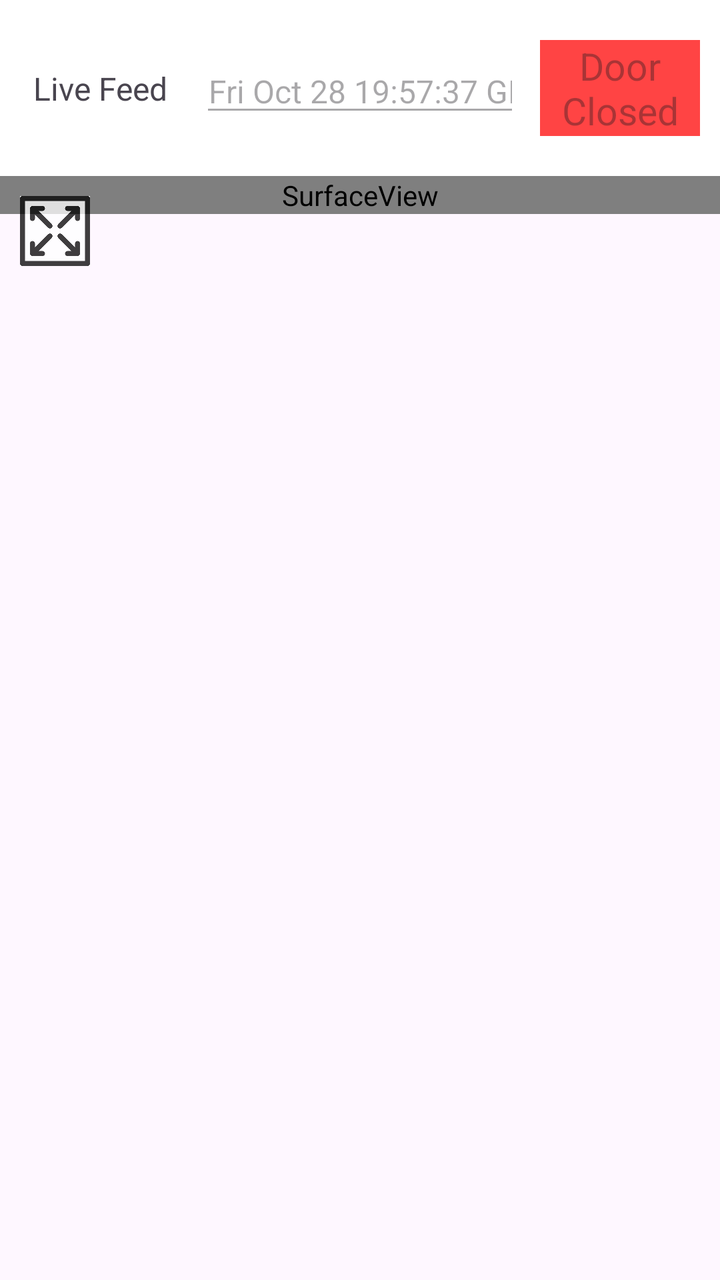
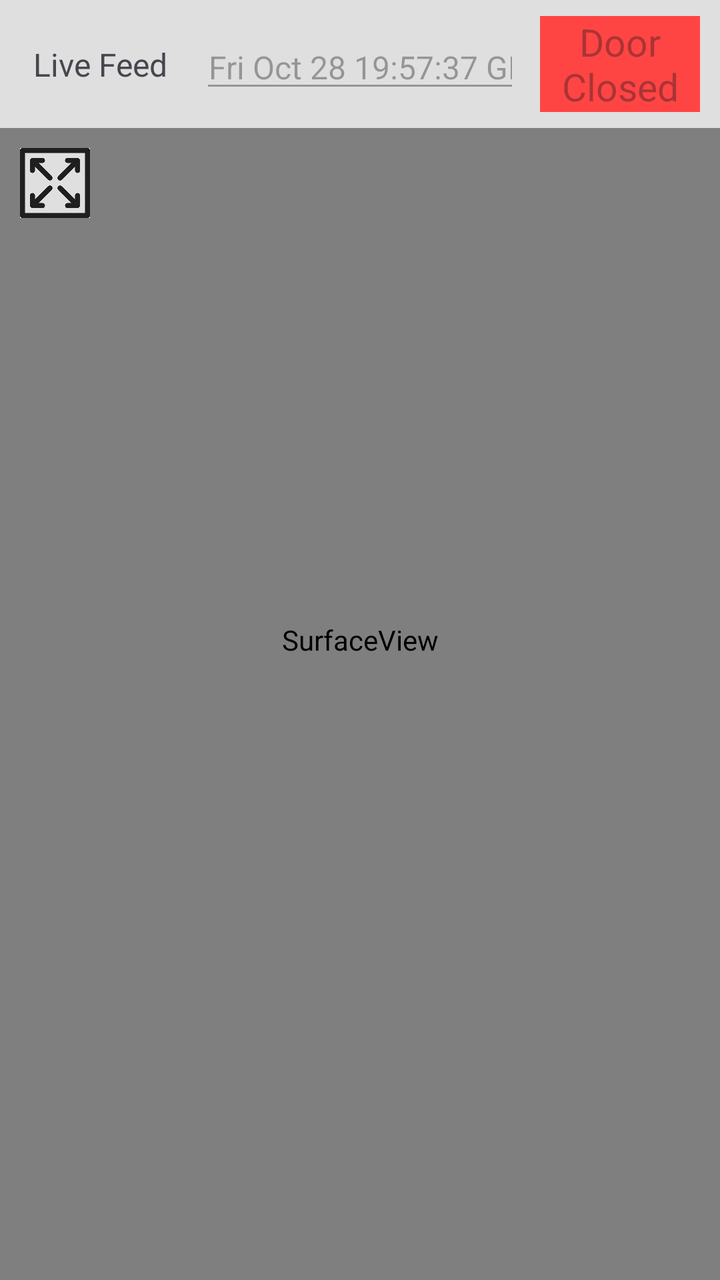

Two renders of the same Android screen: before a commit and after it. Below are the layout's source before the change and the commit's diff.
<!-- AndroidManifest.xml: application theme Theme.Knockly -->
<!-- res/layout/fragment_live_feed.xml -->
<?xml version="1.0" encoding="utf-8"?>
<androidx.constraintlayout.widget.ConstraintLayout xmlns:android="http://schemas.android.com/apk/res/android"
    xmlns:app="http://schemas.android.com/apk/res-auto"
    xmlns:tools="http://schemas.android.com/tools"
    android:id="@+id/LiveFeedFrame"
    android:layout_width="match_parent"
    android:layout_height="match_parent"
    android:layout_centerInParent="false"
    android:layout_margin="5dp"
    android:layout_marginHorizontal="5dp"
    android:layout_marginVertical="5dp"
    android:addStatesFromChildren="true"
    android:animateLayoutChanges="true"
    android:clipChildren="false"
    android:clipToPadding="false"
    android:fadingEdge="horizontal|vertical"
    android:fitsSystemWindows="true"
    tools:context=".indvDoorbellPage.LiveFeedFragment">

    <androidx.appcompat.widget.Toolbar
        android:id="@+id/toolbar"
        android:layout_width="0dp"
        android:layout_height="wrap_content"
        android:background="@color/white"
        android:minHeight="?attr/actionBarSize"
        android:theme="@style/Base.Theme.Knockly"
        app:contentInsetStart="0dp"
        app:layout_constraintEnd_toEndOf="parent"
        app:layout_constraintStart_toStartOf="parent"
        app:layout_constraintTop_toTopOf="parent"
        app:layout_constraintVertical_chainStyle="packed"
        app:layout_constraintVertical_weight="1">

        <androidx.constraintlayout.widget.ConstraintLayout
            android:id="@+id/ToolbarLayout"
            android:layout_width="match_parent"
            android:layout_height="match_parent">

            <TextView
                android:id="@+id/textView"
                android:layout_width="0dp"
                android:layout_height="wrap_content"
                android:layout_marginStart="10dp"
                android:layout_marginTop="20dp"
                android:layout_marginEnd="5dp"
                android:layout_marginBottom="20dp"
                android:autoSizeTextType="uniform"
                android:autoText="true"
                android:clickable="false"
                android:contextClickable="false"
                android:cursorVisible="false"
                android:defaultFocusHighlightEnabled="false"
                android:text="Live Feed"
                android:textAlignment="center"
                android:textSize="16sp"
                app:layout_constraintBottom_toBottomOf="parent"
                app:layout_constraintEnd_toStartOf="@+id/editTextDate"
                app:layout_constraintHorizontal_weight="1"
                app:layout_constraintStart_toStartOf="parent"
                app:layout_constraintTop_toTopOf="parent" />

            <EditText
                android:id="@+id/editTextDate"
                style="@style/Widget.AppCompat.EditText"
                android:layout_width="0dp"
                android:layout_height="wrap_content"
                android:layout_marginStart="5dp"
                android:layout_marginTop="10dp"
                android:layout_marginEnd="5dp"
                android:layout_marginBottom="10dp"
                android:autoSizeTextType="uniform"
                android:clickable="false"
                android:contextClickable="false"
                android:cursorVisible="false"
                android:defaultFocusHighlightEnabled="false"
                android:ems="10"
                android:enabled="false"
                android:focusableInTouchMode="false"
                android:inputType="date"
                android:text="Fri Oct 28 19:57:37 GMT"
                android:textAlignment="center"
                android:textSize="16sp"
                app:layout_constraintBottom_toBottomOf="parent"
                app:layout_constraintEnd_toStartOf="@+id/toggleButton"
                app:layout_constraintHorizontal_weight="2"
                app:layout_constraintStart_toEndOf="@+id/textView"
                app:layout_constraintTop_toTopOf="parent" />

            <ToggleButton
                android:id="@+id/toggleButton"
                style="@style/Theme.Knockly"
                android:layout_width="0dp"
                android:layout_height="wrap_content"
                android:layout_marginStart="5dp"
                android:layout_marginTop="20dp"
                android:layout_marginEnd="10dp"
                android:layout_marginBottom="20dp"
                android:autoSizeTextType="uniform"
                android:autoText="true"
                android:background="@android:color/holo_red_light"
                android:checked="false"
                android:enabled="false"
                android:linksClickable="false"
                android:longClickable="false"
                android:selectAllOnFocus="false"
                android:singleLine="false"
                android:text="Door Status"
                android:textAlignment="center"
                android:textAllCaps="false"
                android:textOff="Door Closed"
                android:textOn="Door Open"
                android:textSize="10sp"
                app:flow_wrapMode="aligned"
                app:layout_constraintBottom_toBottomOf="parent"
                app:layout_constraintEnd_toEndOf="parent"
                app:layout_constraintHorizontal_bias="0.0"
                app:layout_constraintHorizontal_weight="1"
                app:layout_constraintStart_toEndOf="@+id/editTextDate"
                app:layout_constraintTop_toTopOf="parent"
                app:layout_wrapBehaviorInParent="included" />

        </androidx.constraintlayout.widget.ConstraintLayout>

    </androidx.appcompat.widget.Toolbar>

    <androidx.constraintlayout.widget.Guideline
        android:id="@+id/guideline"
        android:layout_width="wrap_content"
        android:layout_height="wrap_content"
        android:orientation="horizontal"
        app:layout_constraintGuide_begin="64dp" />

    <androidx.constraintlayout.widget.ConstraintLayout
        android:id="@+id/FeedLayout"
        android:layout_width="match_parent"
        android:layout_height="wrap_content"
        app:layout_constraintBottom_toBottomOf="parent"
        app:layout_constraintEnd_toEndOf="parent"
        app:layout_constraintHorizontal_bias="0.0"
        app:layout_constraintStart_toStartOf="parent"
        app:layout_constraintTop_toBottomOf="@+id/toolbar"
        app:layout_constraintVertical_bias="0.0"
        app:layout_constraintVertical_weight="15">

        <SurfaceView
            android:id="@+id/feedView"
            android:layout_width="match_parent"
            android:layout_height="match_parent"
            android:fadingEdge="horizontal|vertical"
            android:fitsSystemWindows="true"
            app:chainUseRtl="true"
            app:layout_constraintBottom_toBottomOf="parent"
            app:layout_constraintEnd_toEndOf="parent"
            app:layout_constraintStart_toStartOf="parent"
            app:layout_constraintTop_toTopOf="parent"
            app:layout_constraintVertical_bias="0.0" />

        <ImageButton
            android:id="@+id/changeViewButton"
            android:layout_width="0dp"
            android:layout_height="35dp"
            android:layout_marginStart="10dp"
            android:layout_marginTop="10dp"
            android:adjustViewBounds="true"
            android:alpha="0.75"
            android:background="@color/white"
            android:backgroundTint="@color/white"
            android:clickable="true"
            android:fitsSystemWindows="true"
            android:focusableInTouchMode="true"
            android:foregroundTint="@color/white"
            android:hapticFeedbackEnabled="true"
            android:scaleType="fitXY"
            android:src="@drawable/fullscreen_arrows"
            app:layout_constraintBottom_toBottomOf="@+id/feedView"
            app:layout_constraintDimensionRatio="1:1"
            app:layout_constraintEnd_toEndOf="@+id/feedView"
            app:layout_constraintHorizontal_bias="0.0"
            app:layout_constraintStart_toStartOf="@+id/feedView"
            app:layout_constraintTop_toTopOf="@+id/feedView"
            app:layout_constraintVertical_bias="0.0" />

    </androidx.constraintlayout.widget.ConstraintLayout>

</androidx.constraintlayout.widget.ConstraintLayout>
<!-- resources referenced by this layout -->
<resources>
  <color name="white">#FFFFFFFF</color>
  <!-- drawable fullscreen_arrows: png bitmap (drawable, 9234 bytes) -->
  <style name="Base.Theme.Knockly" parent="Theme.Material3.DayNight.NoActionBar">
          
          <item name="colorPrimary">@color/colorPrimary</item>
          <item name="colorSecondary">@color/colorSecondary</item>
      </style>
  <style name="Theme.Knockly" parent="Base.Theme.Knockly" />
  <color name="colorPrimary">#104862</color>
  <color name="colorSecondary">#EDEDED</color>
</resources>

<!-- the commit's change to res/layout/fragment_live_feed.xml (unified diff, before → after) -->
@@ -6,9 +6,6 @@
     android:layout_width="match_parent"
     android:layout_height="match_parent"
     android:layout_centerInParent="false"
-    android:layout_margin="5dp"
-    android:layout_marginHorizontal="5dp"
-    android:layout_marginVertical="5dp"
     android:addStatesFromChildren="true"
     android:animateLayoutChanges="true"
     android:clipChildren="false"
@@ -17,111 +14,116 @@
     android:fitsSystemWindows="true"
     tools:context=".indvDoorbellPage.LiveFeedFragment">
 
+    <SurfaceView
+        android:id="@+id/feedView"
+        android:layout_width="match_parent"
+        android:layout_height="match_parent"
+        android:fadingEdge="horizontal|vertical"
+        android:fitsSystemWindows="false"
+        app:chainUseRtl="true"
+        app:layout_constraintBottom_toBottomOf="parent"
+        app:layout_constraintEnd_toEndOf="parent"
+        app:layout_constraintStart_toStartOf="parent"
+        app:layout_constraintTop_toTopOf="parent" />
+
     <androidx.appcompat.widget.Toolbar
         android:id="@+id/toolbar"
-        android:layout_width="0dp"
+        android:layout_width="match_parent"
         android:layout_height="wrap_content"
+        android:alpha="0.75"
         android:background="@color/white"
         android:minHeight="?attr/actionBarSize"
         android:theme="@style/Base.Theme.Knockly"
-        app:contentInsetStart="0dp"
+        app:layout_constraintBottom_toBottomOf="@+id/feedView"
         app:layout_constraintEnd_toEndOf="parent"
         app:layout_constraintStart_toStartOf="parent"
         app:layout_constraintTop_toTopOf="parent"
+        app:layout_constraintVertical_bias="0.0"
         app:layout_constraintVertical_chainStyle="packed"
-        app:layout_constraintVertical_weight="1">
+        app:layout_constraintVertical_weight="1" />
 
-        <androidx.constraintlayout.widget.ConstraintLayout
-            android:id="@+id/ToolbarLayout"
-            android:layout_width="match_parent"
-            android:layout_height="match_parent">
+    <EditText
+        android:id="@+id/editTextDate"
+        style="@style/Widget.AppCompat.EditText"
+        android:layout_width="0dp"
+        android:layout_height="wrap_content"
+        android:layout_marginStart="5dp"
+        android:layout_marginTop="10dp"
+        android:layout_marginEnd="5dp"
+        android:layout_marginBottom="10dp"
+        android:autoSizeTextType="uniform"
+        android:clickable="false"
+        android:contextClickable="false"
+        android:cursorVisible="false"
+        android:defaultFocusHighlightEnabled="false"
+        android:ems="10"
+        android:enabled="false"
+        android:focusableInTouchMode="false"
+        android:inputType="date"
+        android:text="Fri Oct 28 19:57:37 GMT"
+        android:textAlignment="center"
+        android:textSize="16sp"
+        app:layout_constraintBottom_toBottomOf="@+id/toolbar"
+        app:layout_constraintEnd_toStartOf="@+id/toggleButton"
+        app:layout_constraintHorizontal_weight="2"
+        app:layout_constraintStart_toEndOf="@+id/textView"
+        app:layout_constraintTop_toTopOf="@+id/toolbar" />
 
-            <TextView
-                android:id="@+id/textView"
-                android:layout_width="0dp"
-                android:layout_height="wrap_content"
-                android:layout_marginStart="10dp"
-                android:layout_marginTop="20dp"
-                android:layout_marginEnd="5dp"
-                android:layout_marginBottom="20dp"
-                android:autoSizeTextType="uniform"
-                android:autoText="true"
-                android:clickable="false"
-                android:contextClickable="false"
-                android:cursorVisible="false"
-                android:defaultFocusHighlightEnabled="false"
-                android:text="Live Feed"
-                android:textAlignment="center"
-                android:textSize="16sp"
-                app:layout_constraintBottom_toBottomOf="parent"
-                app:layout_constraintEnd_toStartOf="@+id/editTextDate"
-                app:layout_constraintHorizontal_weight="1"
-                app:layout_constraintStart_toStartOf="parent"
-                app:layout_constraintTop_toTopOf="parent" />
+    <ToggleButton
+        android:id="@+id/toggleButton"
+        style="@style/Theme.Knockly"
+        android:layout_width="0dp"
+        android:layout_height="wrap_content"
+        android:layout_marginStart="5dp"
+        android:layout_marginTop="20dp"
+        android:layout_marginEnd="10dp"
+        android:layout_marginBottom="20dp"
+        android:autoSizeTextType="uniform"
+        android:autoText="true"
+        android:background="@android:color/holo_red_light"
+        android:checked="false"
+        android:enabled="false"
+        android:linksClickable="false"
+        android:longClickable="false"
+        android:selectAllOnFocus="false"
+        android:singleLine="false"
+        android:text="Door Status"
+        android:textAlignment="center"
+        android:textAllCaps="false"
+        android:textOff="Door Closed"
+        android:textOn="Door Open"
+        android:textSize="10sp"
+        app:flow_wrapMode="aligned"
+        app:layout_constraintBottom_toBottomOf="@+id/toolbar"
+        app:layout_constraintEnd_toEndOf="@+id/toolbar"
+        app:layout_constraintHorizontal_bias="0.0"
+        app:layout_constraintHorizontal_weight="1"
+        app:layout_constraintStart_toEndOf="@+id/editTextDate"
+        app:layout_constraintTop_toTopOf="@+id/toolbar"
+        app:layout_wrapBehaviorInParent="included" />
 
-            <EditText
-                android:id="@+id/editTextDate"
-                style="@style/Widget.AppCompat.EditText"
-                android:layout_width="0dp"
-                android:layout_height="wrap_content"
-                android:layout_marginStart="5dp"
-                android:layout_marginTop="10dp"
-                android:layout_marginEnd="5dp"
-                android:layout_marginBottom="10dp"
-                android:autoSizeTextType="uniform"
-                android:clickable="false"
-                android:contextClickable="false"
-                android:cursorVisible="false"
-                android:defaultFocusHighlightEnabled="false"
-                android:ems="10"
-                android:enabled="false"
-                android:focusableInTouchMode="false"
-                android:inputType="date"
-                android:text="Fri Oct 28 19:57:37 GMT"
-                android:textAlignment="center"
-                android:textSize="16sp"
-                app:layout_constraintBottom_toBottomOf="parent"
-                app:layout_constraintEnd_toStartOf="@+id/toggleButton"
-                app:layout_constraintHorizontal_weight="2"
-                app:layout_constraintStart_toEndOf="@+id/textView"
-                app:layout_constraintTop_toTopOf="parent" />
-
-            <ToggleButton
-                android:id="@+id/toggleButton"
-                style="@style/Theme.Knockly"
-                android:layout_width="0dp"
-                android:layout_height="wrap_content"
-                android:layout_marginStart="5dp"
-                android:layout_marginTop="20dp"
-                android:layout_marginEnd="10dp"
-                android:layout_marginBottom="20dp"
-                android:autoSizeTextType="uniform"
-                android:autoText="true"
-                android:background="@android:color/holo_red_light"
-                android:checked="false"
-                android:enabled="false"
-                android:linksClickable="false"
-                android:longClickable="false"
-                android:selectAllOnFocus="false"
-                android:singleLine="false"
-                android:text="Door Status"
-                android:textAlignment="center"
-                android:textAllCaps="false"
-                android:textOff="Door Closed"
-                android:textOn="Door Open"
-                android:textSize="10sp"
-                app:flow_wrapMode="aligned"
-                app:layout_constraintBottom_toBottomOf="parent"
-                app:layout_constraintEnd_toEndOf="parent"
-                app:layout_constraintHorizontal_bias="0.0"
-                app:layout_constraintHorizontal_weight="1"
-                app:layout_constraintStart_toEndOf="@+id/editTextDate"
-                app:layout_constraintTop_toTopOf="parent"
-                app:layout_wrapBehaviorInParent="included" />
-
-        </androidx.constraintlayout.widget.ConstraintLayout>
-
-    </androidx.appcompat.widget.Toolbar>
+    <TextView
+        android:id="@+id/textView"
+        android:layout_width="0dp"
+        android:layout_height="wrap_content"
+        android:layout_marginStart="10dp"
+        android:layout_marginTop="20dp"
+        android:layout_marginEnd="5dp"
+        android:layout_marginBottom="20dp"
+        android:autoSizeTextType="uniform"
+        android:autoText="true"
+        android:clickable="false"
+        android:contextClickable="false"
+        android:cursorVisible="false"
+        android:defaultFocusHighlightEnabled="false"
+        android:text="Live Feed"
+        android:textAlignment="center"
+        android:textSize="16sp"
+        app:layout_constraintBottom_toBottomOf="@+id/toolbar"
+        app:layout_constraintEnd_toStartOf="@+id/editTextDate"
+        app:layout_constraintHorizontal_weight="1"
+        app:layout_constraintStart_toStartOf="@+id/toolbar"
+        app:layout_constraintTop_toTopOf="@+id/toolbar" />
 
     <androidx.constraintlayout.widget.Guideline
         android:id="@+id/guideline"
@@ -130,56 +132,29 @@
         android:orientation="horizontal"
         app:layout_constraintGuide_begin="64dp" />
 
-    <androidx.constraintlayout.widget.ConstraintLayout
-        android:id="@+id/FeedLayout"
-        android:layout_width="match_parent"
-        android:layout_height="wrap_content"
+    <ImageButton
+        android:id="@+id/changeViewButton"
+        android:layout_width="0dp"
+        android:layout_height="35dp"
+        android:layout_marginStart="10dp"
+        android:layout_marginTop="10dp"
+        android:adjustViewBounds="true"
+        android:alpha="0.75"
+        android:background="@color/white"
+        android:backgroundTint="@color/white"
+        android:clickable="true"
+        android:fitsSystemWindows="false"
+        android:focusableInTouchMode="true"
+        android:foregroundTint="@color/white"
+        android:hapticFeedbackEnabled="true"
+        android:scaleType="fitXY"
+        android:src="@drawable/fullscreen_arrows"
         app:layout_constraintBottom_toBottomOf="parent"
+        app:layout_constraintDimensionRatio="w,1:1"
         app:layout_constraintEnd_toEndOf="parent"
         app:layout_constraintHorizontal_bias="0.0"
         app:layout_constraintStart_toStartOf="parent"
         app:layout_constraintTop_toBottomOf="@+id/toolbar"
-        app:layout_constraintVertical_bias="0.0"
-        app:layout_constraintVertical_weight="15">
-
-        <SurfaceView
-            android:id="@+id/feedView"
-            android:layout_width="match_parent"
-            android:layout_height="match_parent"
-            android:fadingEdge="horizontal|vertical"
-            android:fitsSystemWindows="true"
-            app:chainUseRtl="true"
-            app:layout_constraintBottom_toBottomOf="parent"
-            app:layout_constraintEnd_toEndOf="parent"
-            app:layout_constraintStart_toStartOf="parent"
-            app:layout_constraintTop_toTopOf="parent"
-            app:layout_constraintVertical_bias="0.0" />
-
-        <ImageButton
-            android:id="@+id/changeViewButton"
-            android:layout_width="0dp"
-            android:layout_height="35dp"
-            android:layout_marginStart="10dp"
-            android:layout_marginTop="10dp"
-            android:adjustViewBounds="true"
-            android:alpha="0.75"
-            android:background="@color/white"
-            android:backgroundTint="@color/white"
-            android:clickable="true"
-            android:fitsSystemWindows="true"
-            android:focusableInTouchMode="true"
-            android:foregroundTint="@color/white"
-            android:hapticFeedbackEnabled="true"
-            android:scaleType="fitXY"
-            android:src="@drawable/fullscreen_arrows"
-            app:layout_constraintBottom_toBottomOf="@+id/feedView"
-            app:layout_constraintDimensionRatio="1:1"
-            app:layout_constraintEnd_toEndOf="@+id/feedView"
-            app:layout_constraintHorizontal_bias="0.0"
-            app:layout_constraintStart_toStartOf="@+id/feedView"
-            app:layout_constraintTop_toTopOf="@+id/feedView"
-            app:layout_constraintVertical_bias="0.0" />
-
-    </androidx.constraintlayout.widget.ConstraintLayout>
+        app:layout_constraintVertical_bias="0.0" />
 
 </androidx.constraintlayout.widget.ConstraintLayout>
